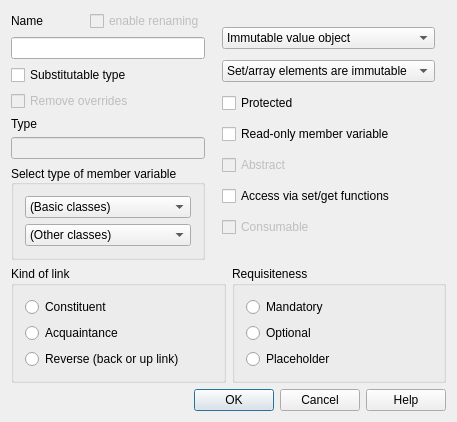
This is lavape/src/LavaPE_UI/idd_attrbox.ui in berkus/lavape as Qt 5 draws it before an edit. The edited form follows.
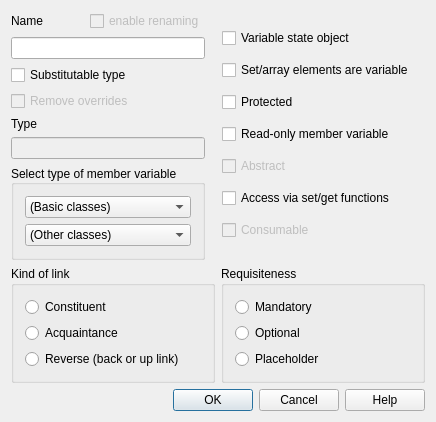
This is the edited form.

Patch:
```diff
--- a/lavape/src/LavaPE_UI/idd_attrbox.ui
+++ b/lavape/src/LavaPE_UI/idd_attrbox.ui
@@ -177,34 +177,17 @@
         <number>11</number>
        </property>
        <item>
-        <widget class="QComboBox" name="StateObject" >
-         <item>
-          <property name="text" >
-           <string>Immutable value object</string>
-          </property>
-         </item>
-         <item>
+        <widget class="QCheckBox" name="StateObject" >
           <property name="text" >
            <string>Variable state object</string>
           </property>
-         </item>
         </widget>
        </item>
        <item>
-        <widget class="QComboBox" name="ElemCombo" >
-         <property name="enabled" >
-          <bool>true</bool>
-         </property>
-         <item>
-          <property name="text" >
-           <string>Set/array elements are immutable</string>
-          </property>
-         </item>
-         <item>
+        <widget class="QCheckBox" name="ElemsAreVariable" >
           <property name="text" >
            <string>Set/array elements are variable</string>
           </property>
-         </item>
         </widget>
        </item>
        <item>
```
Lines whose indentation alone changed are shown as unchanged.
